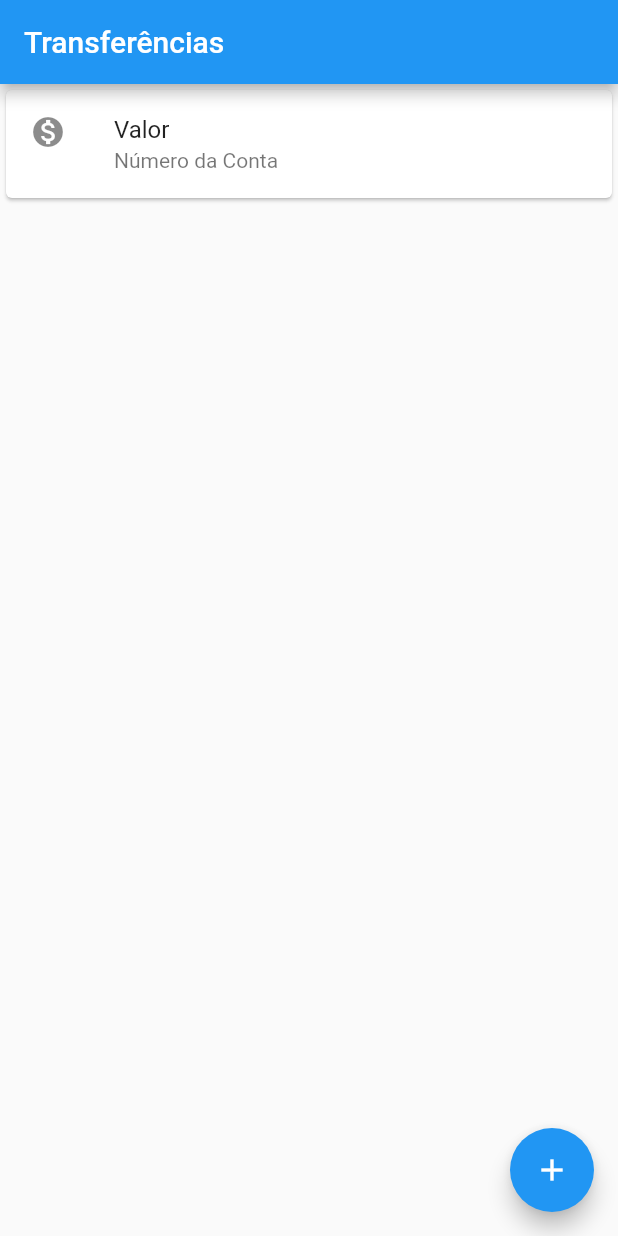
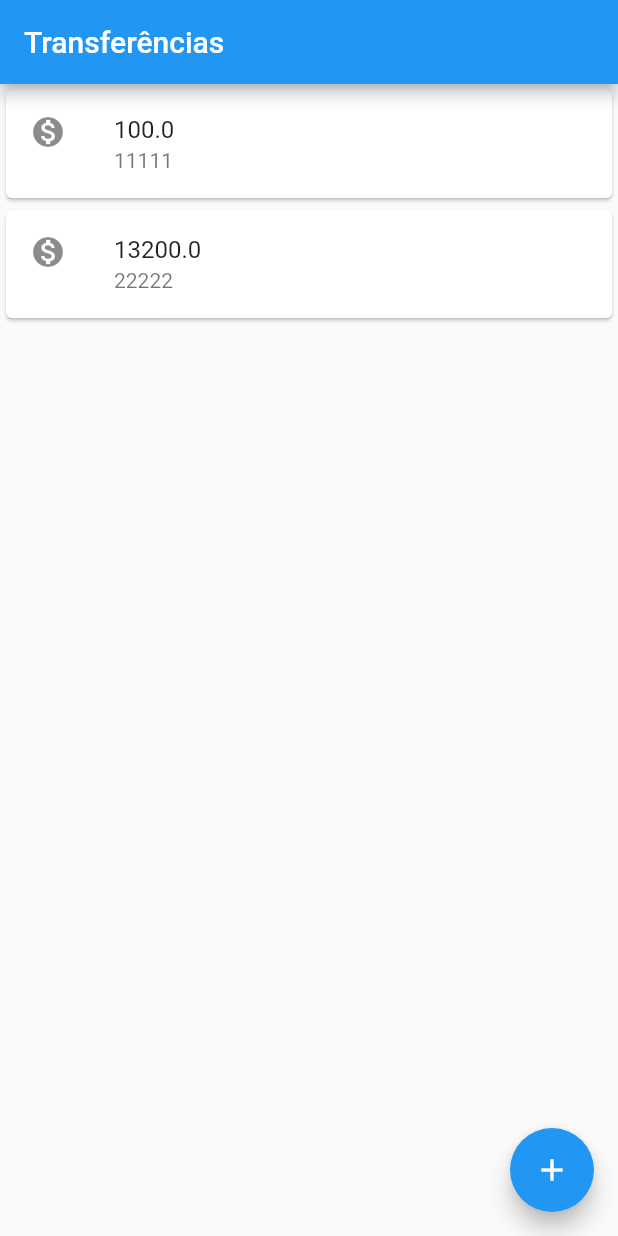
Before and after one commit to daviarndt/bytebank-flutter, a Flutter app: the screen it shows after launch, on a phone screen of 412 x 824 dp. Run offline on Flutter 3.47's test engine with Material 2 defaults, Android fonts, the phone set to English and light mode, and no system bars.

Commit message:
Refatora código

```diff
--- a/lib/main.dart
+++ b/lib/main.dart
@@ -3,18 +3,7 @@ import 'package:flutter/material.dart';
 
 void main() => runApp(MaterialApp(
       home: Scaffold(
-        body: Column(
-          children: <Widget>[
-            Card(
-              child: ListTile(
-                leading: Icon(Icons.monetization_on),
-                title: Text("Valor"),
-                subtitle: Text("Número da Conta"),
-                dense: false,
-              ),
-            ),
-          ],
-        ),
+        body: ListaTransferencias(),
         appBar: AppBar(
           title: Text("Transferências"),
         ),
@@ -23,3 +12,40 @@ void main() => runApp(MaterialApp(
         ),
       ),
     ));
+
+class ListaTransferencias extends StatelessWidget {
+  @override
+  Widget build(BuildContext context) {
+    return Column(
+      children: <Widget>[
+        ItemTransferencia(Transferencia(100.0, 11111)),
+        ItemTransferencia(Transferencia(13200.0, 22222)),
+      ],
+    );
+  }
+}
+
+class ItemTransferencia extends StatelessWidget {
+  final Transferencia _transferencia;
+
+  ItemTransferencia(this._transferencia);
+
+  @override
+  Widget build(BuildContext context) {
+    return Card(
+      child: ListTile(
+        leading: Icon(Icons.monetization_on),
+        title: Text(_transferencia.valor.toString()),
+        subtitle: Text(_transferencia.numeroConta.toString()),
+        dense: false,
+      ),
+    );
+  }
+}
+
+class Transferencia {
+  final double valor;
+  final int numeroConta;
+
+  Transferencia(this.valor, this.numeroConta);
+}
```
